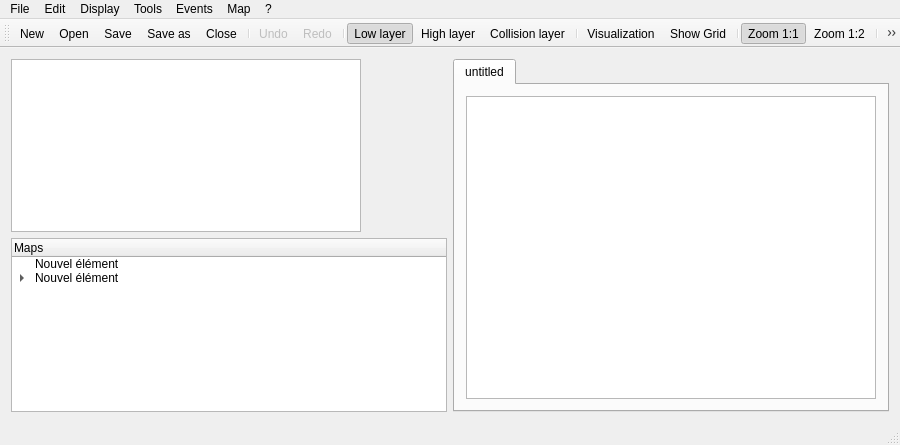
BenjBoug/Map-Editor, file MapEditor/MainWindow.ui: the form before one commit.
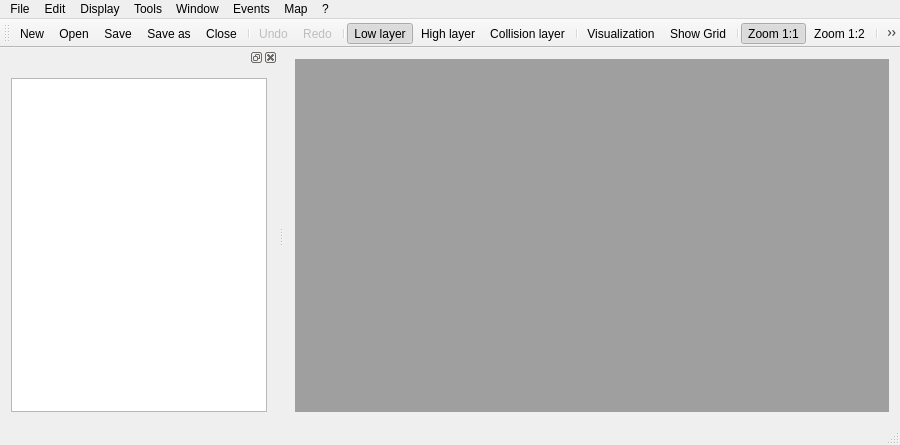
The form after the commit. Icons and pictures are not drawn.

What changed in the file:
```diff
--- a/MapEditor/MainWindow.ui
+++ b/MapEditor/MainWindow.ui
@@ -17,86 +17,34 @@
    <iconset>
     <normaloff>../../build-ZeldaV6-Desktop_Qt_5_2_1_GCC_32bit-Debug/Resources/images/mapEditor/editer-editeur-papier-crayon-ecrivez-icone-6803-128.png</normaloff>../../build-ZeldaV6-Desktop_Qt_5_2_1_GCC_32bit-Debug/Resources/images/mapEditor/editer-editeur-papier-crayon-ecrivez-icone-6803-128.png</iconset>
   </property>
+  <property name="styleSheet">
+   <string notr="true"/>
+  </property>
+  <property name="toolButtonStyle">
+   <enum>Qt::ToolButtonIconOnly</enum>
+  </property>
+  <property name="tabShape">
+   <enum>QTabWidget::Rounded</enum>
+  </property>
   <widget class="QWidget" name="centralWidget">
    <layout class="QHBoxLayout" name="horizontalLayout">
     <item>
-     <layout class="QVBoxLayout" name="verticalLayout">
-      <property name="rightMargin">
-       <number>0</number>
+     <widget class="QMdiArea" name="mdiArea">
+      <property name="verticalScrollBarPolicy">
+       <enum>Qt::ScrollBarAsNeeded</enum>
       </property>
-      <item>
-       <widget class="QGraphicsView" name="graphicsViewChipset">
-        <property name="minimumSize">
-         <size>
-          <width>350</width>
-          <height>0</height>
-         </size>
-        </property>
-        <property name="maximumSize">
-         <size>
-          <width>350</width>
-          <height>16777215</height>
-         </size>
-        </property>
-        <property name="mouseTracking">
-         <bool>false</bool>
-        </property>
-        <property name="dragMode">
-         <enum>QGraphicsView::RubberBandDrag</enum>
-        </property>
-        <property name="viewportUpdateMode">
-         <enum>QGraphicsView::SmartViewportUpdate</enum>
-        </property>
-        <property name="optimizationFlags">
-         <set>QGraphicsView::DontAdjustForAntialiasing</set>
-        </property>
-       </widget>
-      </item>
-      <item>
-       <widget class="QTreeWidget" name="treeWidget">
-        <column>
-         <property name="text">
-          <string>Maps</string>
-         </property>
-        </column>
-        <item>
-         <property name="text">
-          <string>Nouvel élément</string>
-         </property>
-        </item>
-        <item>
-         <property name="text">
-          <string>Nouvel élément</string>
-         </property>
-         <item>
-          <property name="text">
-           <string>Nouveau sous-élément</string>
-          </property>
-         </item>
-        </item>
-       </widget>
-      </item>
-     </layout>
-    </item>
-    <item>
-     <widget class="QTabWidget" name="tabMap">
-      <property name="currentIndex">
-       <number>0</number>
+      <property name="horizontalScrollBarPolicy">
+       <enum>Qt::ScrollBarAsNeeded</enum>
       </property>
-      <widget class="QWidget" name="tab">
-       <attribute name="title">
-        <string>untitled</string>
-       </attribute>
-       <layout class="QHBoxLayout" name="horizontalLayout_2">
-        <item>
-         <widget class="QGraphicsView" name="graphicsViewMap">
-          <property name="mouseTracking">
-           <bool>true</bool>
-          </property>
-         </widget>
-        </item>
-       </layout>
-      </widget>
+      <property name="viewMode">
+       <enum>QMdiArea::TabbedView</enum>
+      </property>
+      <property name="tabsClosable">
+       <bool>true</bool>
+      </property>
+      <property name="tabsMovable">
+       <bool>true</bool>
+      </property>
      </widget>
     </item>
    </layout>
@@ -171,10 +119,16 @@
     </property>
     <addaction name="actionAbout"/>
    </widget>
+   <widget class="QMenu" name="menuWindow">
+    <property name="title">
+     <string>Window</string>
+    </property>
+   </widget>
    <addaction name="menuFile"/>
    <addaction name="menuEdit"/>
    <addaction name="menuDisplay"/>
    <addaction name="menuTools"/>
+   <addaction name="menuWindow"/>
    <addaction name="menuEvents"/>
    <addaction name="menuMap"/>
    <addaction name="menu"/>
@@ -212,6 +166,18 @@
    <addaction name="actionCircle"/>
   </widget>
   <widget class="QStatusBar" name="statusBar"/>
+  <widget class="QDockWidget" name="dockWidget">
+   <attribute name="dockWidgetArea">
+    <number>1</number>
+   </attribute>
+   <widget class="QWidget" name="dockWidgetContents">
+    <layout class="QHBoxLayout" name="horizontalLayout_2">
+     <item>
+      <widget class="QGraphicsView" name="graphicsViewChipset"/>
+     </item>
+    </layout>
+   </widget>
+  </widget>
   <action name="actionNew">
    <property name="icon">
     <iconset>
```
Left out of the diff: 266 changed lines with no effect on the pictures.
